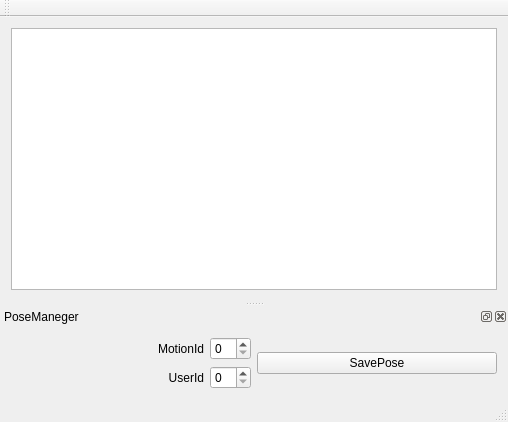
Before: the Qt Designer form src/RDP/MotionCapture/MotionCapture.ui in DaikiMaekawa/RoboticsProject, drawn with Qt 5.
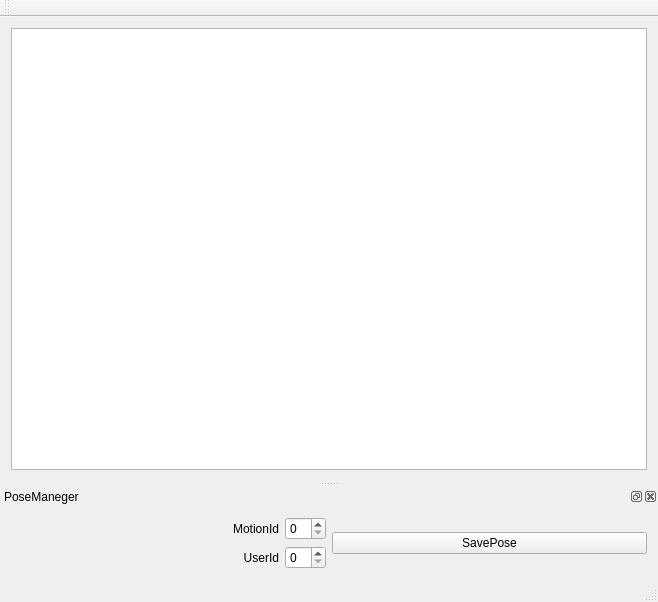
After: the same form once the commit is applied.

Diff of the .ui file:
```diff
--- a/src/RDP/MotionCapture/MotionCapture.ui
+++ b/src/RDP/MotionCapture/MotionCapture.ui
@@ -6,8 +6,8 @@
    <rect>
     <x>0</x>
     <y>0</y>
-    <width>508</width>
-    <height>422</height>
+    <width>658</width>
+    <height>602</height>
    </rect>
   </property>
   <property name="windowTitle">
```
Left out of the diff: 2 changed lines with no effect on the pictures.
